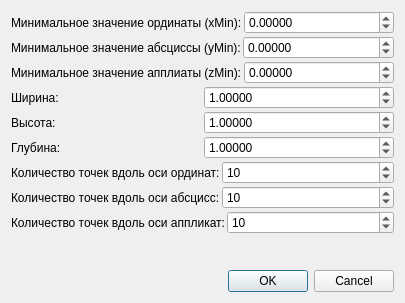
First picture: the form in qzcad/rectmeshdialog.ui, repository qzcad/qzcad-tree, before the edit.
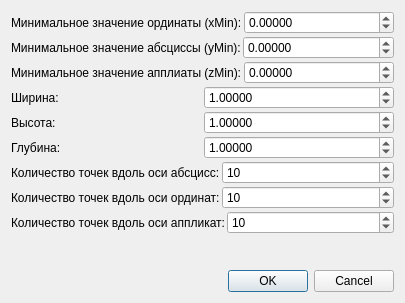
Second picture: the form after the edit.

Commit message: убрана заглушка

```diff
--- a/qzcad/rectmeshdialog.ui
+++ b/qzcad/rectmeshdialog.ui
@@ -196,7 +196,7 @@
      <item>
       <widget class="QLabel" name="xCountLabel">
        <property name="text">
-        <string>Количество точек вдоль оси ординат:</string>
+        <string>Количество точек вдоль оси абсцисс:</string>
        </property>
       </widget>
      </item>
@@ -220,7 +220,7 @@
      <item>
       <widget class="QLabel" name="yCountLabel">
        <property name="text">
-        <string>Количество точек вдоль оси абсцисс:</string>
+        <string>Количество точек вдоль оси ординат:</string>
        </property>
       </widget>
      </item>
```
The commit also changes 1 other file.
